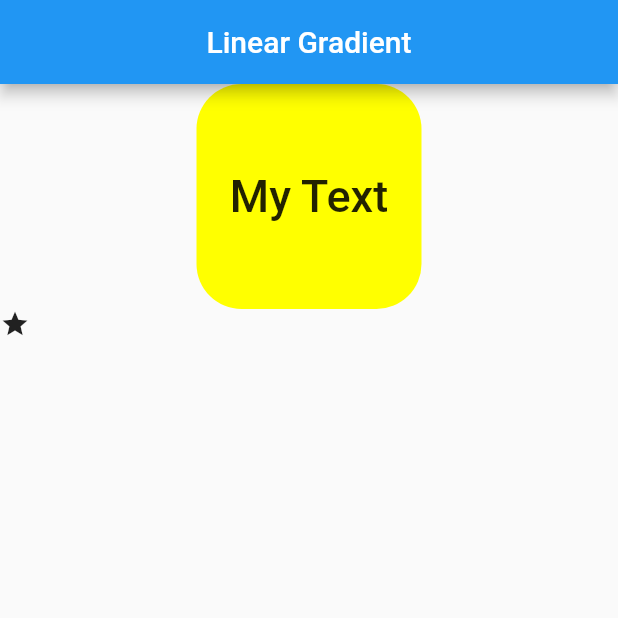
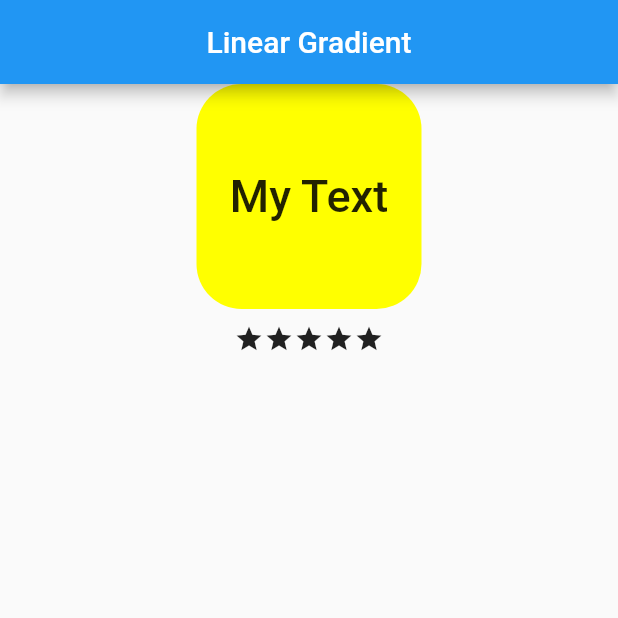
Before and after one commit to Tosin8/random_practice, a Flutter app: the screen it shows after launch, on a phone screen of 412 x 824 dp, the top half of it. Run offline on Flutter 3.47's test engine with Material 2 defaults, Android fonts, the phone set to English and light mode, and no system bars.

Commit message:
Update practice.dart

```diff
--- a/lib/practice.dart
+++ b/lib/practice.dart
@@ -36,8 +36,14 @@ class _Linear_GradientState extends State<Linear_Gradient> {
                       textAlign: TextAlign.center,
                     ),
                   ))),
+          const SizedBox(height: 10),
           Row(
+            mainAxisAlignment: MainAxisAlignment.center,
             children: const [
+              Icon(Icons.star, size: 20),
+              Icon(Icons.star, size: 20),
+              Icon(Icons.star, size: 20),
+              Icon(Icons.star, size: 20),
               Icon(Icons.star, size: 20),
             ],
           )
```
